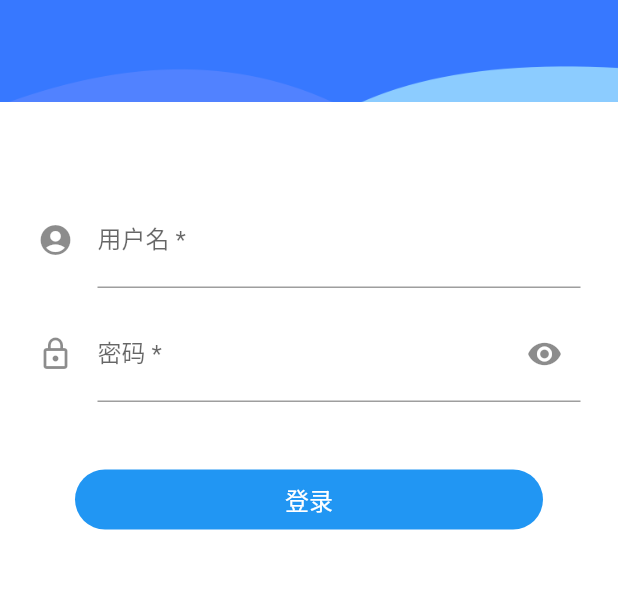
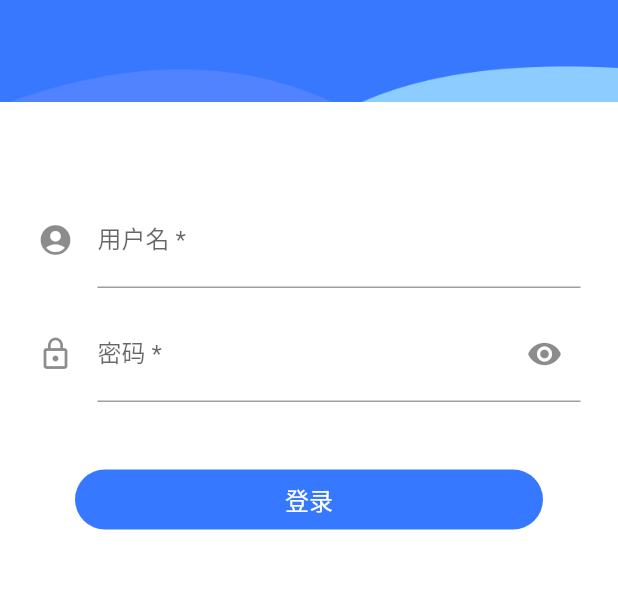
Before and after one commit to duhualong/nb_asset, a Flutter app: the screen it shows after launch, on a phone screen of 412 x 824 dp, the part 207-796 px from its top. Run offline on Flutter 3.47's test engine with Material 2 defaults, Android fonts, the phone set to English and light mode, and no system bars; our stand-ins replace connectivity, dio, dotted_border, event_bus, flutter_native_image, flutter_redux and 7 more; missing offline and left inert: amap_location_fluttify, flustars, flutter_statusbarcolor; generated files the repository leaves out were written again.

Commit message:
fix android style

```diff
--- a/lib/app.dart
+++ b/lib/app.dart
@@ -52,7 +52,10 @@ class _AppState extends State<App> {
           return MaterialApp(
             navigatorKey: Global.navigatorState,
             debugShowCheckedModeBanner: false,
-            theme: store.state.themeData,
+            theme:ThemeData(
+              primaryColor:  ThemeDataSet.tabColor,
+              scaffoldBackgroundColor: Colors.white,
+            ),
             routes: {
               SplashPage.routeName: (context) =>
                   ErrorHandle(child: SplashPage()),
```
Also changed, not shown: lib/page/nb_scan_page.dart (+6 -15 lines), 2 other files.
